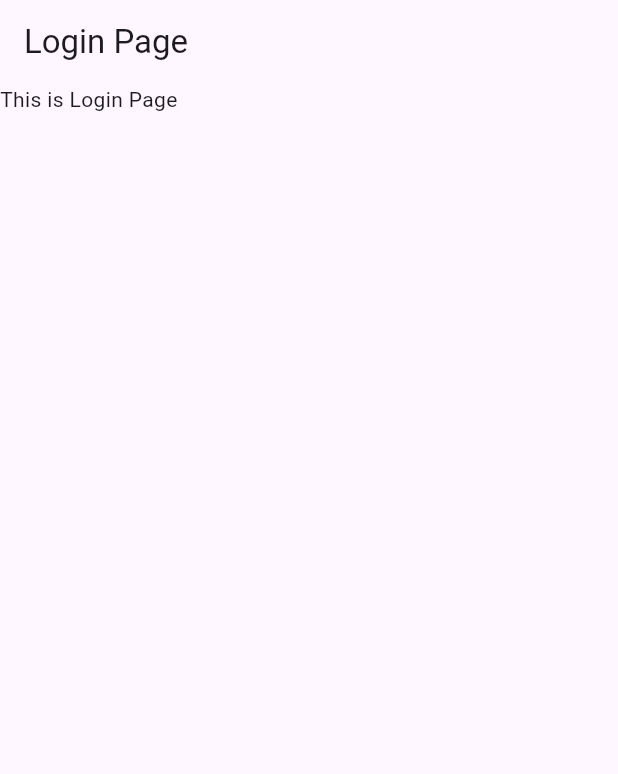
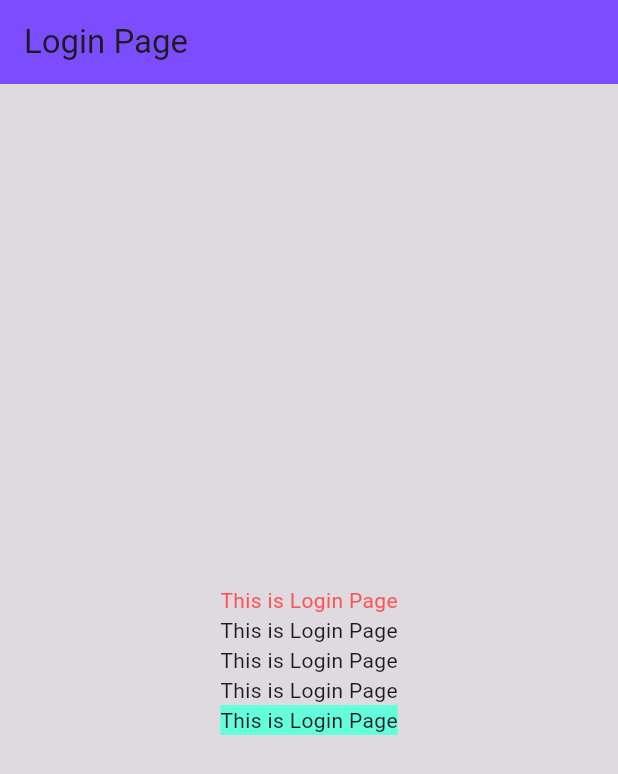
Before and after one commit to PacharaponK/Flutter_Learning, a Flutter app: the screen it shows after launch, on a phone screen of 412 x 824 dp. Shown: the top 774 px of the screen. Run offline on Flutter 3.47's test engine with Material 3 defaults, Android fonts, the phone set to English and light mode, and no system bars.

Commit message:
playing with column pos

```diff
--- a/lib/main.dart
+++ b/lib/main.dart
@@ -29,8 +29,23 @@ class _LoginPageState extends State<LoginPage> {
     return Scaffold(
       appBar: AppBar(
         title: Text("Login Page"),
+        backgroundColor: Colors.deepPurpleAccent,
       ),
-      body: Text("This is Login Page"),
+      body: Container(
+        width: double.infinity,
+        color: Colors.black12,
+        child: Column(
+          crossAxisAlignment: CrossAxisAlignment.center,
+          mainAxisAlignment: MainAxisAlignment.center,
+          children: [
+            Text("This is Login Page", style: TextStyle(color: Colors.redAccent),), // only text
+            Text("This is Login Page"),
+            Text("This is Login Page"),
+            Text("This is Login Page"),
+            Container(child: Text("This is Login Page"), color: Colors.tealAccent,), // text area
+          ],
+        ),
+      ),
     );
   }
 }
```
